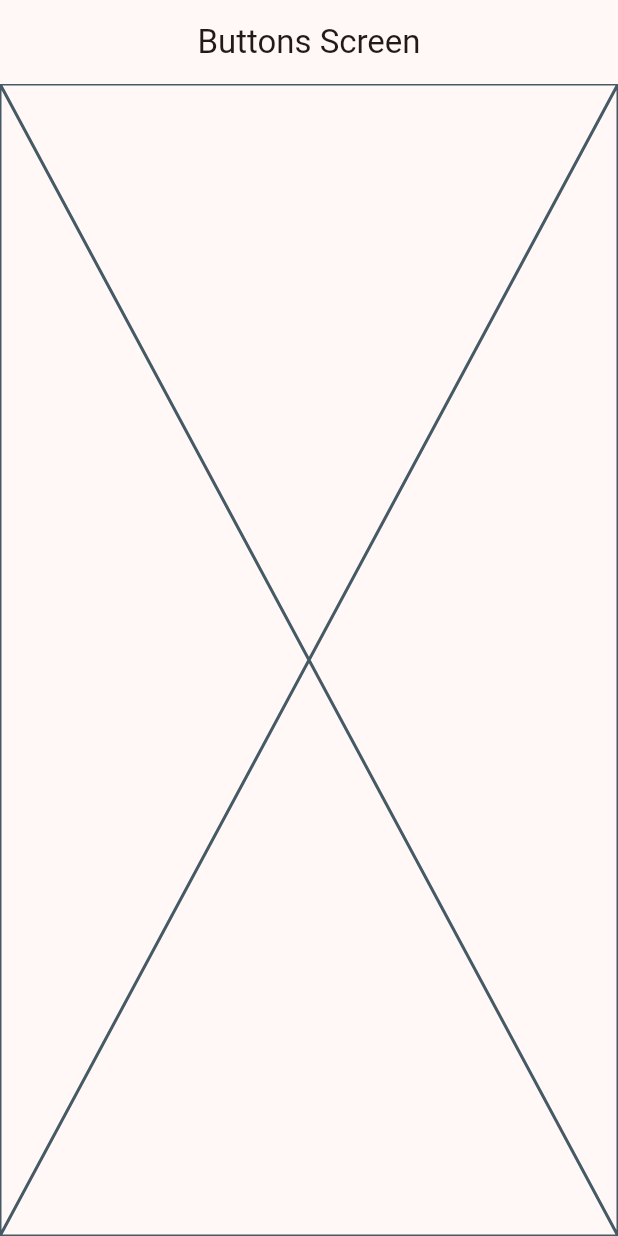
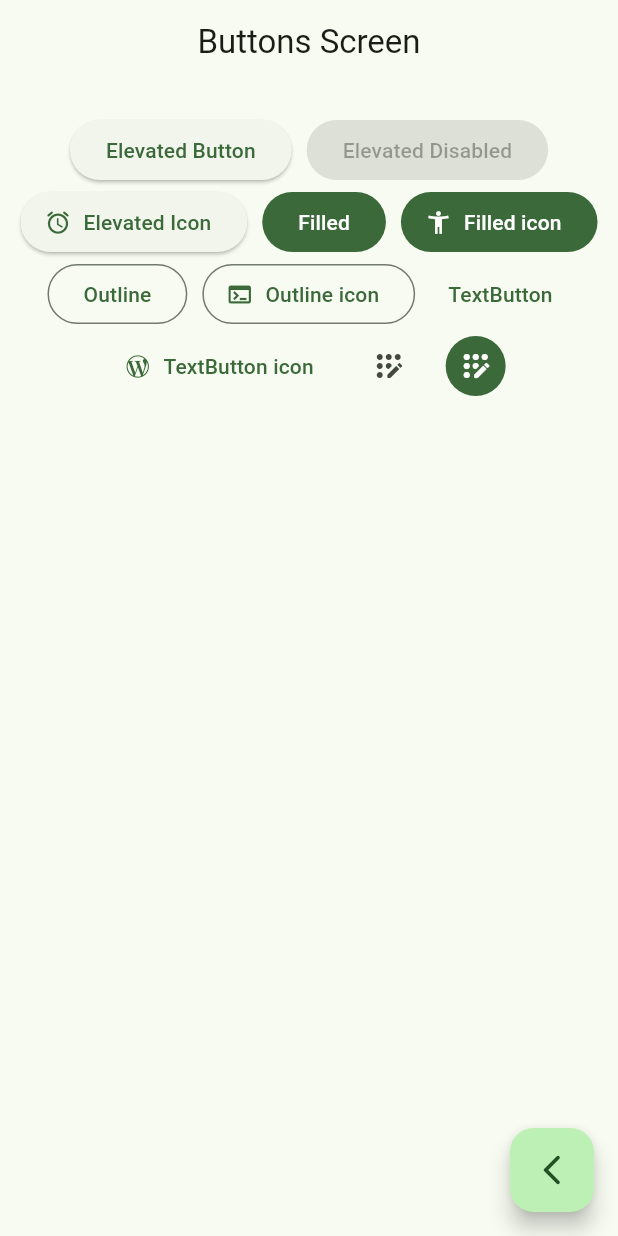
Before and after one commit to AlejandroMira77/widgets_app, a Flutter app: the ButtonsScreen screen opened by its route, on a phone screen of 412 x 824 dp. Run offline on Flutter 3.47's test engine with Material 3 defaults, Android fonts, the phone set to English and light mode, and no system bars; our stand-ins replace go_router.

Commit message:
creacion de diferentes botones

```diff
--- a/lib/config/router/app_router.dart
+++ b/lib/config/router/app_router.dart
@@ -6,14 +6,17 @@ final appRouter = GoRouter(
   routes: [
     GoRoute(
       path: '/',
+      name: HomeScreen.name,
       builder: (context, state) => const HomeScreen(),
     ),
     GoRoute(
       path: '/buttons',
+      name: ButtonsScreen.name,
       builder: (context, state) => const ButtonsScreen(),
     ),
     GoRoute(
       path: '/cards',
+      name: CardsScreen.name,
       builder: (context, state) => const CardsScreen(),
     ),
   ]
--- a/lib/main.dart
+++ b/lib/main.dart
@@ -14,7 +14,7 @@ class MainApp extends StatelessWidget {
     return MaterialApp.router(
       routerConfig: appRouter,
       debugShowCheckedModeBanner: false,
-      theme: AppTheme(selectedColor: 3).getTheme(),
+      theme: AppTheme(selectedColor: 2).getTheme(),
     );
   }
 }
--- a/lib/presentation/screens/buttons_screen.dart
+++ b/lib/presentation/screens/buttons_screen.dart
@@ -1,6 +1,10 @@
 import 'package:flutter/material.dart';
+import 'package:go_router/go_router.dart';
 
 class ButtonsScreen extends StatelessWidget {
+
+  static const String name = 'buttons_screen';
+
   const ButtonsScreen({super.key});
 
   @override
@@ -9,7 +13,72 @@ class ButtonsScreen extends StatelessWidget {
       appBar: AppBar(
         title: const Text('Buttons Screen'),
       ),
-      body: const Placeholder(),
+      body: const _ButtonsView(),
+      floatingActionButton: FloatingActionButton(
+        child: const Icon(Icons.arrow_back_ios_new_rounded),
+        onPressed: () {
+          context.pop();
+        },
+      ),
     );
   }
 }
+
+class _ButtonsView extends StatelessWidget {
+  const _ButtonsView();
+
+  @override
+  Widget build(BuildContext context) {
+
+    final colors = Theme.of(context).colorScheme;
+
+    return SizedBox(
+      width: double.infinity, // llega hasta donde pueda el padre
+      child: Padding(
+        padding: const EdgeInsets.symmetric(horizontal: 10, vertical: 20),
+        child: Wrap(
+          spacing: 10,
+          alignment: WrapAlignment.center,
+          children: [
+            // buttons -------
+            ElevatedButton(onPressed: () {}, child: const Text('Elevated Button')),
+            const ElevatedButton(onPressed: null, child: Text('Elevated Disabled')),
+            ElevatedButton.icon(
+              onPressed: () {},
+              icon: const Icon(Icons.access_alarm_rounded),
+              label: const Text('Elevated Icon'),
+            ),
+            FilledButton(onPressed: () {}, child: const Text('Filled')),
+            FilledButton.icon(
+              onPressed: () {},
+              icon: const Icon(Icons.accessibility_new),
+              label: const Text('Filled icon'),
+            ),
+            OutlinedButton(onPressed: () {}, child: const Text('Outline')),
+            OutlinedButton.icon(
+              onPressed: () {},
+              label: const Text('Outline icon'),
+              icon: const Icon(Icons.terminal),
+            ),
+            TextButton(onPressed: () {}, child: const Text('TextButton')),
+            TextButton.icon(
+              onPressed: () {},
+              label: const Text('TextButton icon'),
+              icon: const Icon(Icons.wordpress),
+            ),
+            IconButton(onPressed: () {}, icon: const Icon(Icons.app_registration_rounded)),
+            IconButton(
+              onPressed: () {},
+              icon: const Icon(Icons.app_registration_rounded),
+              style: ButtonStyle(
+                backgroundColor: WidgetStatePropertyAll(colors.primary),
+                iconColor: const WidgetStatePropertyAll(Colors.white),
+              ),
+            )
+            // buttons -------
+          ],
+        ),
+      ),
+    );
+  }
+}
--- a/lib/presentation/screens/cards_screen.dart
+++ b/lib/presentation/screens/cards_screen.dart
@@ -1,6 +1,9 @@
 import 'package:flutter/material.dart';
 
 class CardsScreen extends StatelessWidget {
+
+  static const String name = 'cards_screen';
+
   const CardsScreen({super.key});
 
   @override
--- a/lib/presentation/screens/home_screen.dart
+++ b/lib/presentation/screens/home_screen.dart
@@ -4,6 +4,9 @@ import 'package:go_router/go_router.dart';
 import 'package:widgets_app/config/menu/menu_items.dart';
 
 class HomeScreen extends StatelessWidget {
+
+  static const String name = 'home_screen';
+
   const HomeScreen({super.key});
 
   @override
@@ -55,6 +58,7 @@ class _CustomListTile extends StatelessWidget {
         //   MaterialPageRoute(builder: (context) => const ButtonsScreen())
         // );
         context.push(menuItem.link); // navegacion con go router
+        // context.pushNamed(CardsScreen.name) // navegacion por nombre
       },
     );
   }
```
